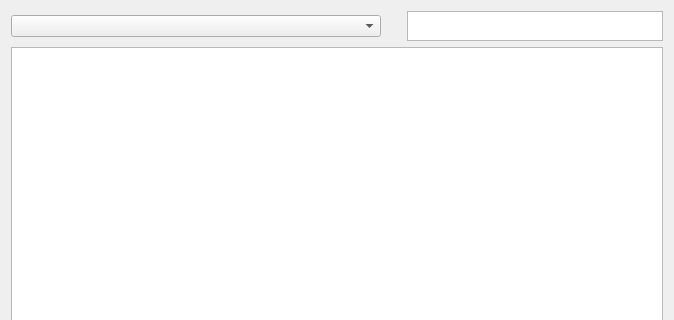
The window that modules/Widget_Lib/DataTableViewer/DataTableViewer.ui (harry2002731/QT_Ueyes) describes before a commit, drawn with Qt 5; both pictures show x 0 to 674 and y 0 to 320 of the 674 by 519 pixel window.
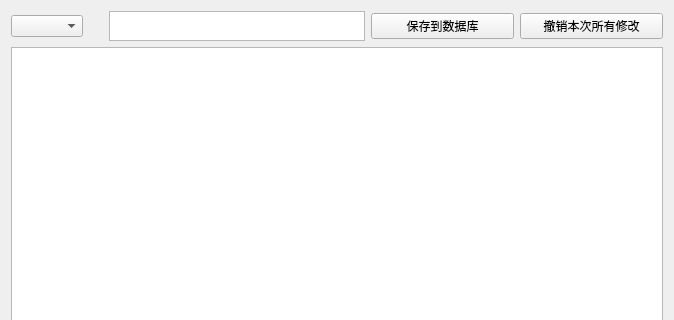
The same window after the commit.

Patch:
```diff
--- a/modules/Widget_Lib/DataTableViewer/DataTableViewer.ui
+++ b/modules/Widget_Lib/DataTableViewer/DataTableViewer.ui
@@ -45,7 +45,7 @@
      <item>
       <widget class="QPlainTextEdit" name="searchBox">
        <property name="sizePolicy">
-        <sizepolicy hsizetype="Fixed" vsizetype="Fixed">
+        <sizepolicy hsizetype="Expanding" vsizetype="Fixed">
          <horstretch>0</horstretch>
          <verstretch>0</verstretch>
         </sizepolicy>
@@ -64,6 +64,44 @@
        </property>
       </widget>
      </item>
+     <item>
+      <widget class="QPushButton" name="saveButton">
+       <property name="sizePolicy">
+        <sizepolicy hsizetype="Expanding" vsizetype="Fixed">
+         <horstretch>0</horstretch>
+         <verstretch>0</verstretch>
+        </sizepolicy>
+       </property>
+       <property name="maximumSize">
+        <size>
+         <width>200</width>
+         <height>16777215</height>
+        </size>
+       </property>
+       <property name="text">
+        <string>保存到数据库</string>
+       </property>
+      </widget>
+     </item>
+     <item>
+      <widget class="QPushButton" name="revertButton">
+       <property name="sizePolicy">
+        <sizepolicy hsizetype="Expanding" vsizetype="Fixed">
+         <horstretch>0</horstretch>
+         <verstretch>0</verstretch>
+        </sizepolicy>
+       </property>
+       <property name="maximumSize">
+        <size>
+         <width>200</width>
+         <height>16777215</height>
+        </size>
+       </property>
+       <property name="text">
+        <string>撤销本次所有修改</string>
+       </property>
+      </widget>
+     </item>
     </layout>
    </item>
    <item row="1" column="0">
```
Left out of the diff: 6 changed lines with no effect on the pictures.
